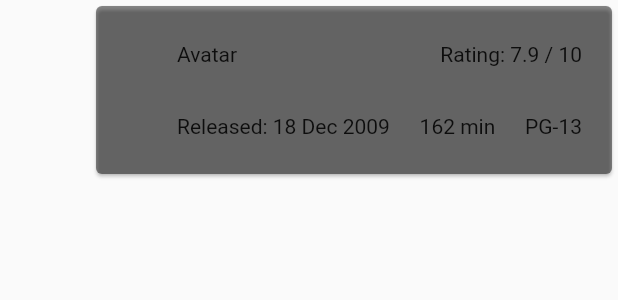
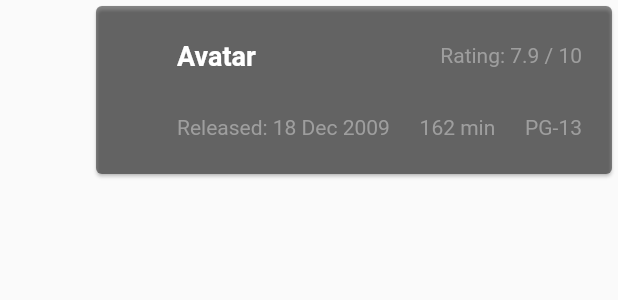
Before and after one commit to maxgdev/flutter_movie_app, a Flutter app: what movieCard() shows on an empty page, opened directly with sample values from the repository, on a phone screen of 412 x 824 dp. Shown: the top 300 px of the screen. Run offline on Flutter 3.47's test engine with Material 2 defaults, Android fonts, the phone set to English and light mode, and no system bars; network calls fail.

Commit message:
Added more text styling to movieCards

```diff
--- a/lib/main.dart
+++ b/lib/main.dart
@@ -60,6 +60,7 @@ Widget movieImage(String imageUrl) {
     width: 100,
     height: 100,
     decoration: BoxDecoration(
+      border: Border.all(color: Colors.black45, width: 2),
       shape: BoxShape.circle,
       image: DecorationImage(image: NetworkImage(imageUrl),
       fit: BoxFit.cover
--- a/lib/movie_widget.dart
+++ b/lib/movie_widget.dart
@@ -16,20 +16,41 @@ Widget movieCard(Movie movie, BuildContext context) {
             crossAxisAlignment: CrossAxisAlignment.start,
             mainAxisAlignment: MainAxisAlignment.spaceAround,
             children: [
-              // movieImage(movie.images[0]),
+
               Row(
                 mainAxisAlignment: MainAxisAlignment.spaceBetween,
                 children: [
-                  Text(movie.title),
-                  Text("Rating: ${movie.imdbRating} / 10"),
+                  Text(
+                    movie.title,
+                    style: TextStyle(
+                      color: Colors.white,
+                      fontSize: 18,
+                      fontWeight: FontWeight.bold),),
+                  Text("Rating: ${movie.imdbRating} / 10",
+                    style: TextStyle(
+                      color: Colors.grey,
+                      fontSize: 14)
+                  ),
                 ],
               ),
               Row(
                 mainAxisAlignment: MainAxisAlignment.spaceBetween,
                 children: [
-                  Text("Released: ${movie.released}"),
-                  Text(movie.runtime),
-                  Text(movie.rated),
+                  Text("Released: ${movie.released}",
+                    style: TextStyle(
+                        color: Colors.grey,
+                        fontSize: 14)
+                  ),
+                  Text(movie.runtime,
+                    style: TextStyle(
+                      color: Colors.grey,
+                      fontSize: 14)
+                  ),
+                  Text(movie.rated,
+                    style: TextStyle(
+                      color: Colors.grey,
+                      fontSize: 14)
+                  ),
 
                 ],
               )
```
